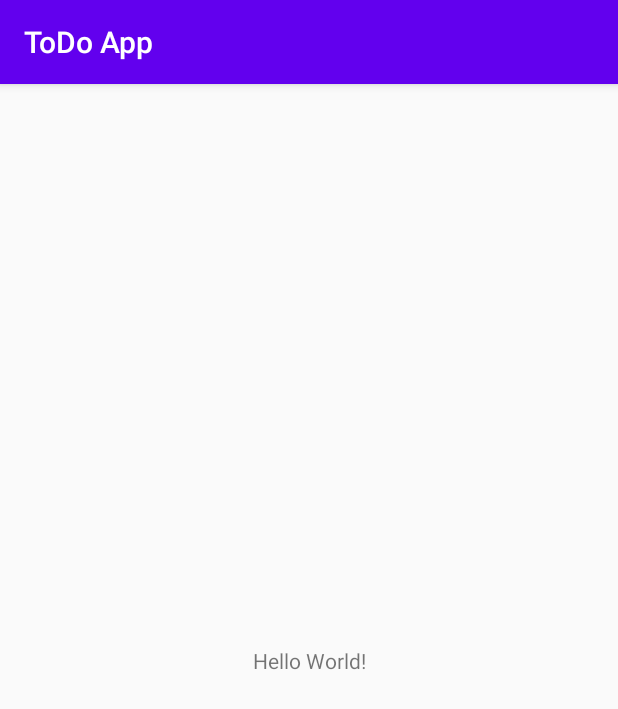
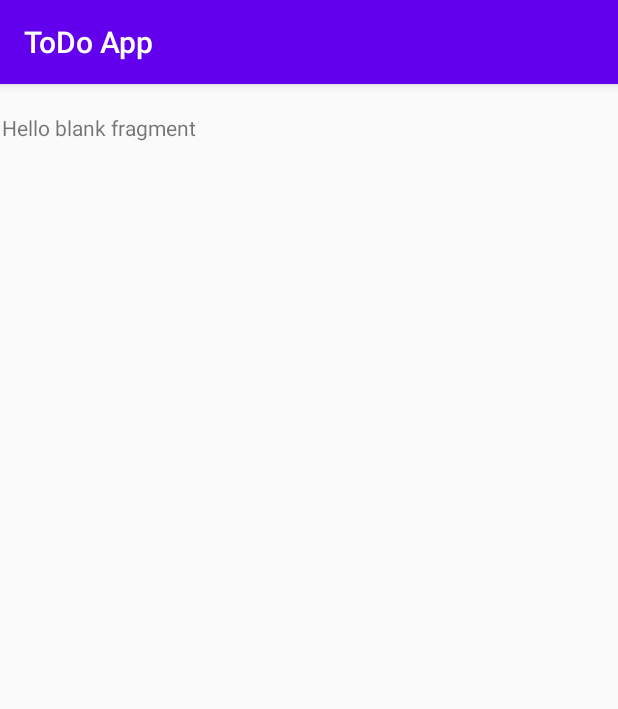
Before and after one commit to jdwoo88/Tut-TodoApp-CleanArch, an Android app: the screen it shows after launch (MainActivity), on a phone screen of 412 x 824 dp. Shown: the top 709 px of the screen. Run offline under Robolectric (Android 15) with nearby library versions, the phone set to English and light mode, and no system bars.

Commit message:
Added Navigation Graph

```diff
--- a/app/build.gradle
+++ b/app/build.gradle
@@ -30,6 +30,9 @@ dependencies {
     implementation 'androidx.core:core-ktx:1.3.1'
     implementation 'androidx.appcompat:appcompat:1.2.0'
     implementation 'androidx.constraintlayout:constraintlayout:2.0.1'
+    implementation 'androidx.navigation:navigation-fragment-ktx:2.3.0'
+    implementation 'androidx.navigation:navigation-ui-ktx:2.3.0'
+    implementation 'androidx.legacy:legacy-support-v4:1.0.0'
     testImplementation 'junit:junit:4.12'
     androidTestImplementation 'androidx.test.ext:junit:1.1.2'
     androidTestImplementation 'androidx.test.espresso:espresso-core:3.3.0'
--- /dev/null
+++ b/app/src/main/java/app/jwoo/myapplication/fragments/list/ListFragment.kt
@@ -0,0 +1,20 @@
+package app.jwoo.myapplication.fragments.list
+
+import android.os.Bundle
+import android.view.LayoutInflater
+import android.view.View
+import android.view.ViewGroup
+import androidx.fragment.app.Fragment
+import app.jwoo.myapplication.R
+
+class ListFragment : Fragment() {
+
+    override fun onCreateView(
+        inflater: LayoutInflater, container: ViewGroup?,
+        savedInstanceState: Bundle?
+    ): View? {
+        // Inflate the layout for this fragment
+        return inflater.inflate(R.layout.fragment_list, container, false)
+    }
+
+}
--- a/app/src/main/res/layout/activity_main.xml
+++ b/app/src/main/res/layout/activity_main.xml
@@ -6,13 +6,16 @@
     android:layout_height="match_parent"
     tools:context=".MainActivity">
 
-    <TextView
-        android:layout_width="wrap_content"
-        android:layout_height="wrap_content"
-        android:text="Hello World!"
+    <fragment
+        android:id="@+id/navHostFragment"
+        android:name="androidx.navigation.fragment.NavHostFragment"
+        android:layout_width="409dp"
+        android:layout_height="729dp"
+        app:defaultNavHost="true"
         app:layout_constraintBottom_toBottomOf="parent"
-        app:layout_constraintLeft_toLeftOf="parent"
-        app:layout_constraintRight_toRightOf="parent"
-        app:layout_constraintTop_toTopOf="parent" />
-
+        app:layout_constraintEnd_toEndOf="parent"
+        app:layout_constraintHorizontal_bias="0.5"
+        app:layout_constraintStart_toStartOf="parent"
+        app:layout_constraintTop_toTopOf="parent"
+        app:navGraph="@navigation/my_nav" />
 </androidx.constraintlayout.widget.ConstraintLayout>
--- /dev/null
+++ b/app/src/main/res/layout/fragment_list.xml
@@ -0,0 +1,14 @@
+<?xml version="1.0" encoding="utf-8"?>
+<FrameLayout xmlns:android="http://schemas.android.com/apk/res/android"
+    xmlns:tools="http://schemas.android.com/tools"
+    android:layout_width="match_parent"
+    android:layout_height="match_parent"
+    tools:context=".fragments.list.ListFragment">
+
+    <!-- TODO: Update blank fragment layout -->
+    <TextView
+        android:layout_width="match_parent"
+        android:layout_height="match_parent"
+        android:text="@string/hello_blank_fragment" />
+
+</FrameLayout>
--- /dev/null
+++ b/app/src/main/res/navigation/my_nav.xml
@@ -0,0 +1,38 @@
+<?xml version="1.0" encoding="utf-8"?>
+<navigation xmlns:android="http://schemas.android.com/apk/res/android"
+    xmlns:app="http://schemas.android.com/apk/res-auto"
+    xmlns:tools="http://schemas.android.com/tools"
+    android:id="@+id/my_nav"
+    app:startDestination="@id/listFragment">
+
+    <fragment
+        android:id="@+id/listFragment"
+        android:name="app.jwoo.myapplication.fragments.list.ListFragment"
+        android:label="fragment_list"
+        tools:layout="@layout/fragment_list" >
+        <action
+            android:id="@+id/action_listFragment_to_addFragment"
+            app:destination="@id/addFragment" />
+        <action
+            android:id="@+id/action_listFragment_to_updateFragment"
+            app:destination="@id/updateFragment" />
+    </fragment>
+    <fragment
+        android:id="@+id/addFragment"
+        android:name="app.jwoo.myapplication.fragments.add.AddFragment"
+        android:label="fragment_add"
+        tools:layout="@layout/fragment_add" >
+        <action
+            android:id="@+id/action_addFragment_to_listFragment"
+            app:destination="@id/listFragment" />
+    </fragment>
+    <fragment
+        android:id="@+id/updateFragment"
+        android:name="app.jwoo.myapplication.fragments.update.UpdateFragment"
+        android:label="fragment_update"
+        tools:layout="@layout/fragment_update" >
+        <action
+            android:id="@+id/action_updateFragment_to_listFragment"
+            app:destination="@id/listFragment" />
+    </fragment>
+</navigation>
--- a/app/src/main/res/values/strings.xml
+++ b/app/src/main/res/values/strings.xml
@@ -1,3 +1,5 @@
 <resources>
     <string name="app_name">ToDo App</string>
+    <!-- TODO: Remove or change this placeholder text -->
+    <string name="hello_blank_fragment">Hello blank fragment</string>
 </resources>
```
Also changed, not shown: app/src/main/java/app/jwoo/myapplication/fragments/add/AddFragment.kt (added, +19 -0 lines), app/src/main/java/app/jwoo/myapplication/fragments/update/UpdateFragment.kt (added, +20 -0 lines), app/src/main/res/layout/fragment_add.xml (added, +14 -0 lines), app/src/main/res/layout/fragment_update.xml (added, +14 -0 lines).
